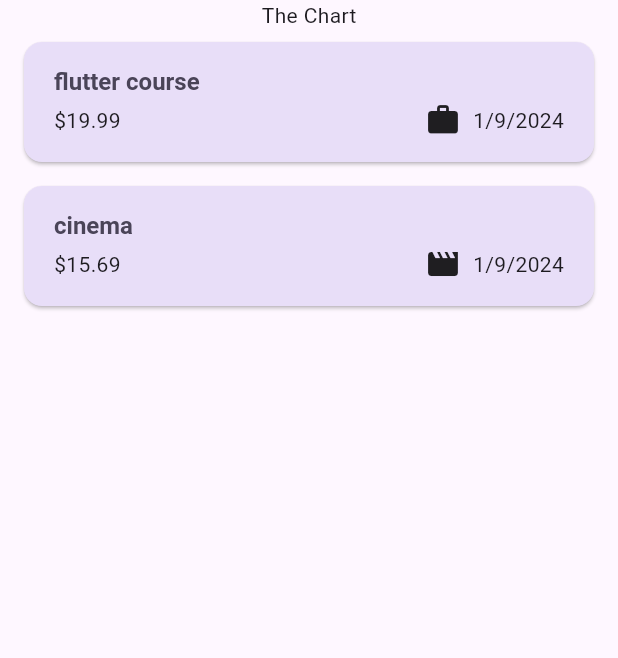
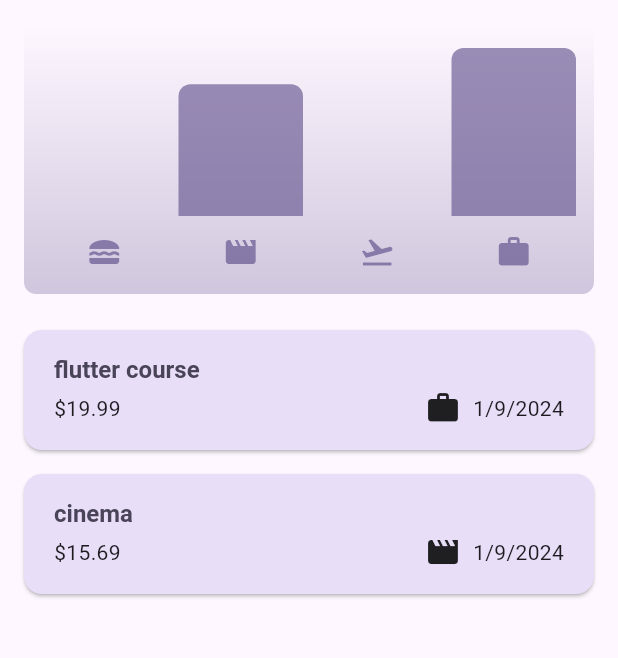
Before and after one commit to AmaniAlnabhani/ExpensesApp, a Flutter app: the screen it shows after launch, on a phone screen of 412 x 824 dp, the part 84-742 px from its top. Run offline on Flutter 3.47's test engine with Material 3 defaults, Android fonts, the phone set to English and light mode, and no system bars.

Commit message:
App Done

```diff
--- /dev/null
+++ b/lib/Widgets/chart/chart.dart
@@ -0,0 +1,94 @@
+import 'package:flutter/material.dart';
+import 'package:expense_app/models/expense.dart';
+import 'chart_bar.dart';
+
+class Chart extends StatelessWidget {
+  const Chart({super.key, required this.expenses});
+
+  final List<Expense> expenses;
+
+  List<ExpenseBucket> get buckets {
+    return [
+      ExpenseBucket.forCategory(expenses, Category.food),
+      ExpenseBucket.forCategory(expenses, Category.leisure),
+      ExpenseBucket.forCategory(expenses, Category.travel),
+      ExpenseBucket.forCategory(expenses, Category.work),
+    ];
+  }
+
+  double get maxTotalExpense {
+    double maxTotalExpense = 0;
+
+    for (final bucket in buckets) {
+      if (bucket.totalExpenses > maxTotalExpense) {
+        maxTotalExpense = bucket.totalExpenses;
+      }
+    }
+
+    return maxTotalExpense;
+  }
+
+  @override
+  Widget build(BuildContext context) {
+    final isDarkMode =
+        MediaQuery.of(context).platformBrightness == Brightness.dark;
+    return Container(
+      margin: const EdgeInsets.all(16),
+      padding: const EdgeInsets.symmetric(
+        vertical: 16,
+        horizontal: 8,
+      ),
+      width: double.infinity,
+      height: 180,
+      decoration: BoxDecoration(
+        borderRadius: BorderRadius.circular(8),
+        gradient: LinearGradient(
+          colors: [
+            Theme.of(context).colorScheme.primary.withOpacity(0.3),
+            Theme.of(context).colorScheme.primary.withOpacity(0.0)
+          ],
+          begin: Alignment.bottomCenter,
+          end: Alignment.topCenter,
+        ),
+      ),
+      child: Column(
+        children: [
+          Expanded(
+            child: Row(
+              crossAxisAlignment: CrossAxisAlignment.end,
+              children: [
+                for (final bucket in buckets) // alternative to map()
+                  ChartBar(
+                    fill: bucket.totalExpenses == 0
+                        ? 0
+                        : bucket.totalExpenses / maxTotalExpense,
+                  )
+              ],
+            ),
+          ),
+          const SizedBox(height: 12),
+          Row(
+            children: buckets
+                .map(
+                  (bucket) => Expanded(
+                child: Padding(
+                  padding: const EdgeInsets.symmetric(horizontal: 4),
+                  child: Icon(
+                    categoryIcons[bucket.category],
+                    color: isDarkMode
+                        ? Theme.of(context).colorScheme.secondary
+                        : Theme.of(context)
+                        .colorScheme
+                        .primary
+                        .withOpacity(0.7),
+                  ),
+                ),
+              ),
+            )
+                .toList(),
+          )
+        ],
+      ),
+    );
+  }
+}
--- /dev/null
+++ b/lib/Widgets/chart/chart_bar.dart
@@ -0,0 +1,34 @@
+import 'package:flutter/material.dart';
+
+class ChartBar extends StatelessWidget {
+  const ChartBar({
+    super.key,
+    required this.fill,
+  });
+
+  final double fill;
+
+  @override
+  Widget build(BuildContext context) {
+    final isDarkMode =
+        MediaQuery.of(context).platformBrightness == Brightness.dark;
+    return Expanded(
+      child: Padding(
+        padding: const EdgeInsets.symmetric(horizontal: 4),
+        child: FractionallySizedBox(
+          heightFactor: fill,
+          child: DecoratedBox(
+            decoration: BoxDecoration(
+              shape: BoxShape.rectangle,
+              borderRadius:
+              const BorderRadius.vertical(top: Radius.circular(8)),
+              color: isDarkMode
+                  ? Theme.of(context).colorScheme.secondary
+                  : Theme.of(context).colorScheme.primary.withOpacity(0.65),
+            ),
+          ),
+        ),
+      ),
+    );
+  }
+}
--- a/lib/expenses.dart
+++ b/lib/expenses.dart
@@ -1,8 +1,10 @@
 import 'package:expense_app/Widgets/expenses_list/new_expense.dart';
 import 'package:flutter/material.dart';
 
+import 'package:expense_app/Widgets/chart/chart.dart';
 import 'Widgets/expenses_list/expenses_list.dart';
 import 'models/expense.dart';
+
 
 class Expenses extends StatefulWidget {
   const Expenses({super.key});
@@ -87,7 +89,7 @@ class _ExpensesState extends State<Expenses> {
       ),
       body: Column(
         children: [
-          const Text('The Chart'),
+          Chart(expenses: _registeredExpenses),
           Expanded(child: mainContent),
         ],
       ),
--- a/lib/models/expense.dart
+++ b/lib/models/expense.dart
@@ -33,3 +33,24 @@ String get formattedDate{
 }
 
 }
+class ExpenseBucket{
+  const ExpenseBucket(
+  {required this.category,
+  required this.expenses,}
+      );
+  ExpenseBucket.forCategory(List<Expense> allExpenses,this.category)
+      : expenses=allExpenses.where((expense) =>expense.category == category)
+  .toList();
+
+  final Category category;
+  final List <Expense> expenses;
+
+  double get totalExpenses{
+    double sum=0;
+    for(final expense in expenses){
+      sum += expense.amount;
+    }
+
+    return sum;
+  }
+ }
```
